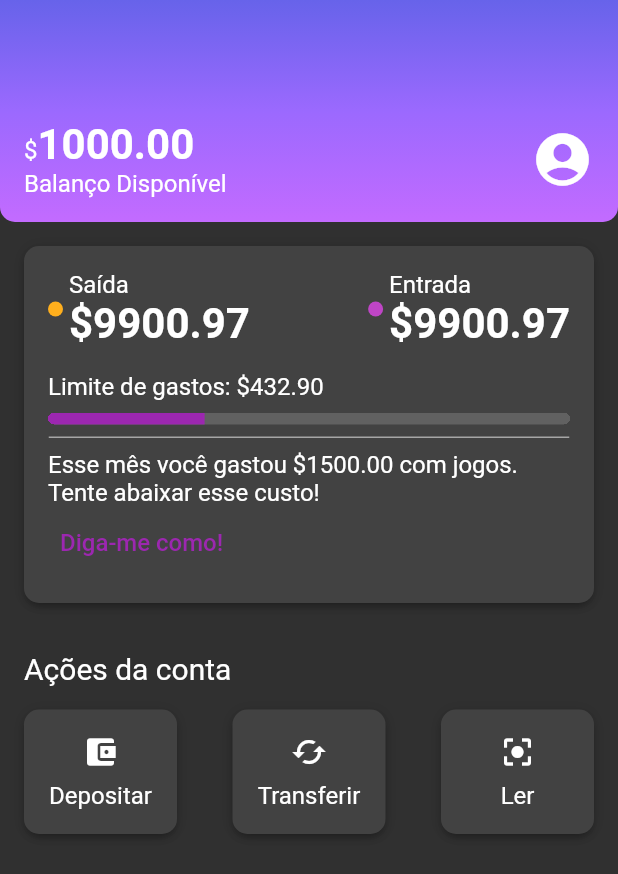
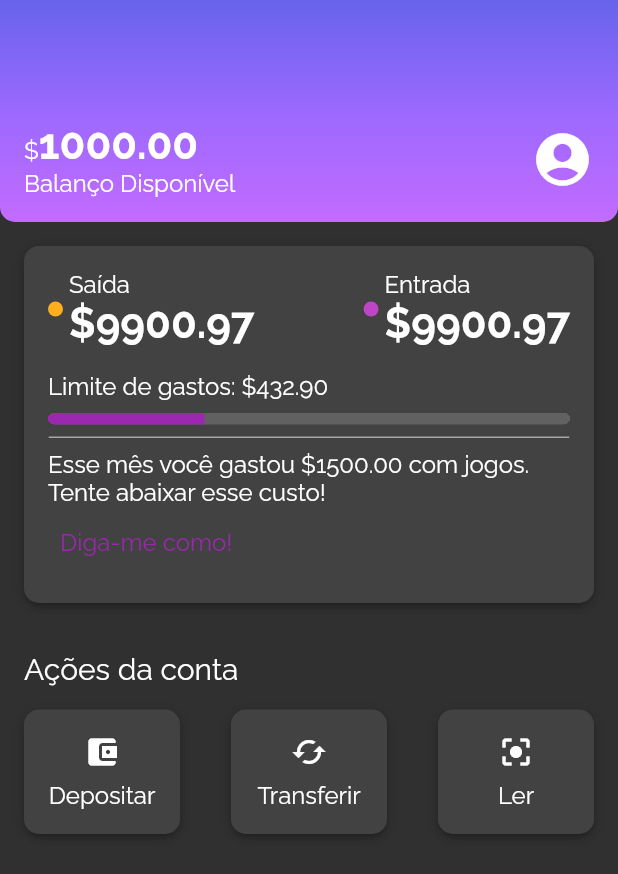
Before and after one commit to thiaagodev/alubank, a Flutter app: the screen it shows after launch, on a phone screen of 412 x 824 dp. Shown: the top 874 px of the screen. Run offline on Flutter 3.47's test engine with Material 2 defaults, Android fonts, the phone set to English and light mode, and no system bars.

Commit message:
alterando a font

```diff
--- a/lib/components/sections/account_actions.dart
+++ b/lib/components/sections/account_actions.dart
@@ -64,7 +64,7 @@ class _AccountActionsContent extends StatelessWidget {
   @override
   Widget build(BuildContext context) {
     return SizedBox(
-      width: 70,
+      width: 72,
       child: Column(
         children: [
           Padding(
--- a/lib/themes/my_theme.dart
+++ b/lib/themes/my_theme.dart
@@ -3,6 +3,7 @@ import 'package:flutter/material.dart';
 
 ThemeData myTheme = ThemeData(
   brightness: Brightness.dark,
+  fontFamily: 'Raleway',
   primarySwatch: ThemeColors.primaryColor,
   primaryColor: ThemeColors.primaryColor,
   textTheme: const TextTheme(
```
Also changed, not shown: pubspec.yaml (+9 -4 lines), fonts/Raleway-Bold.ttf (added), fonts/Raleway-Regular.ttf (added).
